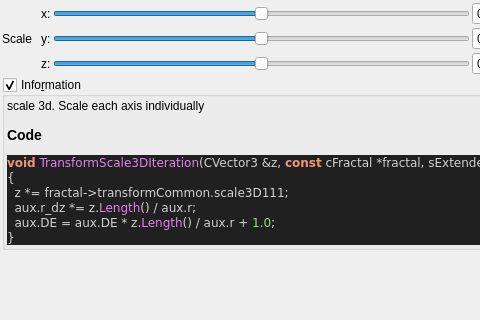
Qt form mandelbulber2/qt_data/fractal_transf_scale_3D.ui (buddhi1980/mandelbulber2) before a commit; both pictures show x 0 to 480 and y 0 to 320 of the 562 by 530 pixel window.
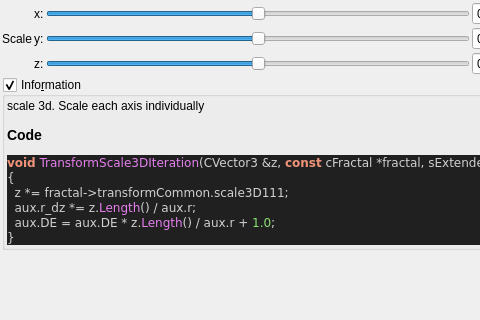
The same form after that commit. Custom widgets are drawn as their Qt base class.

The edit to the form file:
```diff
--- a/mandelbulber2/qt_data/fractal_transf_scale_3D.ui
+++ b/mandelbulber2/qt_data/fractal_transf_scale_3D.ui
@@ -217,7 +217,7 @@
      <item row="0" column="0" rowspan="3">
       <widget class="QLabel" name="label_108">
        <property name="text">
-        <string>Scale  </string>
+        <string>Scale</string>
        </property>
       </widget>
      </item>
```
